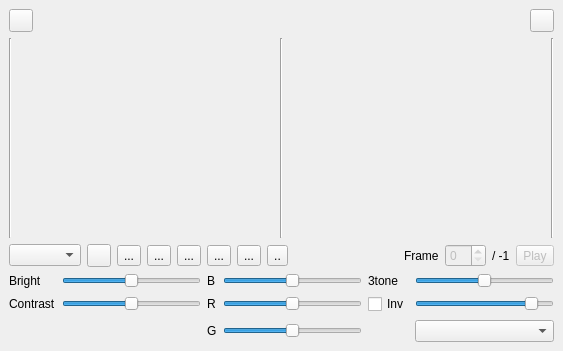
Before: the Qt Designer form mainwin.ui in samstyle/scrconv, drawn with Qt 5.
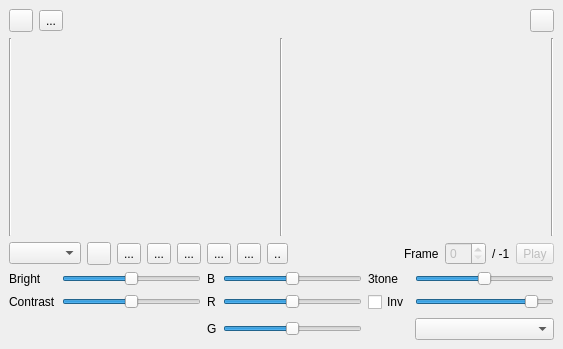
After: the same form once the commit is applied. Icons and pictures are not drawn. Custom widgets are drawn as their Qt base class.

Commit message: build 20170804 [+] Paste image from clipboard. Use icon or Ctrl+V

Diff of the .ui file:
```diff
--- a/mainwin.ui
+++ b/mainwin.ui
@@ -9,8 +9,8 @@
    <rect>
     <x>0</x>
     <y>0</y>
-    <width>559</width>
-    <height>351</height>
+    <width>557</width>
+    <height>349</height>
    </rect>
   </property>
   <property name="sizePolicy">
@@ -53,6 +53,17 @@
         </property>
        </widget>
       </item>
+      <item>
+       <widget class="QToolButton" name="tbPaste">
+        <property name="text">
+         <string>...</string>
+        </property>
+        <property name="icon">
+         <iconset resource="resources.qrc">
+          <normaloff>:/paste.png</normaloff>:/paste.png</iconset>
+        </property>
+       </widget>
+      </item>
       <item>
        <spacer name="horizontalSpacer_2">
         <property name="orientation">
```
The commit also changes 4 other files.
